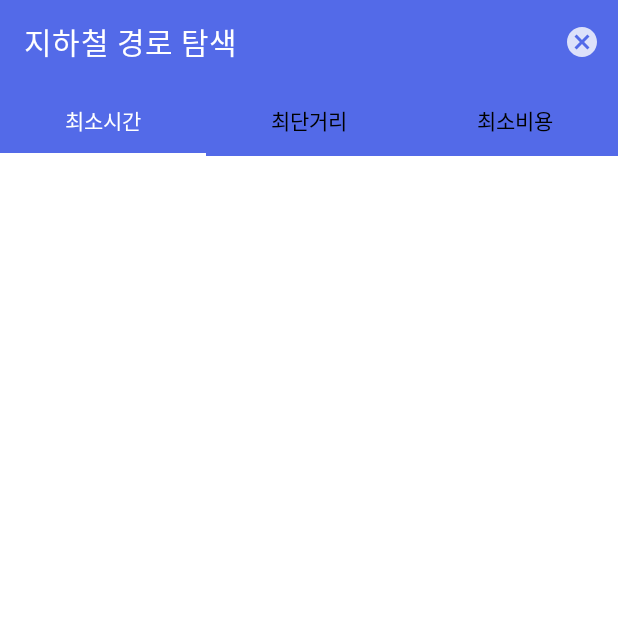
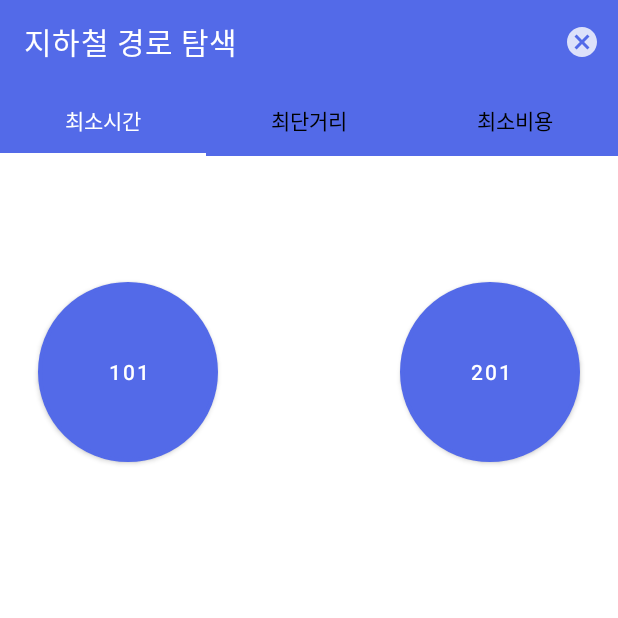
Before and after one commit to MJUTeamProject2021/MyongSubway, an Android app: the MinTimePathFragment screen opened directly, with no data from a screen before it, on a phone screen of 412 x 824 dp, the top half of it. Run offline under Robolectric (Android 15) with nearby library versions, the phone set to English and light mode, and no system bars; 3 statements that could not run were skipped.

Commit message:
UI ver1.0 and add custom colors and change main color

```diff
--- a/app/src/main/java/com/example/myongsubway/MinCostPathFragment.java
+++ b/app/src/main/java/com/example/myongsubway/MinCostPathFragment.java
@@ -32,7 +32,7 @@ public class MinCostPathFragment extends Fragment {
     public View onCreateView(@NonNull LayoutInflater inflater, @Nullable ViewGroup container, @Nullable Bundle savedInstanceState) {
         View v = inflater.inflate(R.layout.fragment_min_cost_path, container, false);
 
-        textView = v.findViewById(R.id.fragment_report_line);
+        /*textView = v.findViewById(R.id.fragment_report_line);
         String output = "";
 
         int i;
@@ -41,7 +41,7 @@ public class MinCostPathFragment extends Fragment {
         }
         output += "총 비용 : " + minCostPath.get(i);
 
-        textView.setText(output);
+        textView.setText(output);*/
 
 
         return v;
--- a/app/src/main/java/com/example/myongsubway/MinDistancePathFragment.java
+++ b/app/src/main/java/com/example/myongsubway/MinDistancePathFragment.java
@@ -32,7 +32,7 @@ public class MinDistancePathFragment extends Fragment {
     public View onCreateView(@NonNull LayoutInflater inflater, @Nullable ViewGroup container, @Nullable Bundle savedInstanceState) {
         View v = inflater.inflate(R.layout.fragment_min_distance_path, container, false);
 
-        textView = v.findViewById(R.id.fragment_report_line);
+        /*textView = v.findViewById(R.id.fragment_report_line);
         String output = "";
 
         int i;
@@ -41,7 +41,7 @@ public class MinDistancePathFragment extends Fragment {
         }
         output += "총 비용 : " + minDistancePath.get(i);
 
-        textView.setText(output);
+        textView.setText(output);*/
 
         return v;
     }
--- a/app/src/main/java/com/example/myongsubway/MinTimePathFragment.java
+++ b/app/src/main/java/com/example/myongsubway/MinTimePathFragment.java
@@ -32,7 +32,7 @@ public class MinTimePathFragment extends Fragment {
     public View onCreateView(@NonNull LayoutInflater inflater,@Nullable ViewGroup container, @Nullable Bundle savedInstanceState) {
         View v =  inflater.inflate(R.layout.fragment_min_time_path, container, false);
 
-        textView = v.findViewById(R.id.fragment_report_line);
+        /*textView = v.findViewById(R.id.fragment_report_line);
         String output = "";
 
         int i;
@@ -41,7 +41,7 @@ public class MinTimePathFragment extends Fragment {
         }
         output += "총 비용 : " + minTimePath.get(i);
 
-        textView.setText(output);
+        textView.setText(output);*/
 
         return v;
     }
--- a/app/src/main/res/layout/fragment_min_time_path.xml
+++ b/app/src/main/res/layout/fragment_min_time_path.xml
@@ -1,18 +1,43 @@
 <?xml version="1.0" encoding="utf-8"?>
-<androidx.constraintlayout.widget.ConstraintLayout
-    xmlns:android="http://schemas.android.com/apk/res/android"
+<LinearLayout xmlns:android="http://schemas.android.com/apk/res/android"
     xmlns:app="http://schemas.android.com/apk/res-auto"
     android:layout_width="match_parent"
-    android:layout_height="match_parent">
+    android:layout_height="match_parent"
+    android:orientation="vertical">
 
-    <TextView
-        android:id="@+id/fragment_report_line"
-        android:layout_width="wrap_content"
-        android:layout_height="wrap_content"
-        android:text="min_time_path"
-        android:textSize="50dp"
-        app:layout_constraintBottom_toBottomOf="parent"
-        app:layout_constraintTop_toTopOf="parent"
-        app:layout_constraintRight_toRightOf="parent"
-        app:layout_constraintLeft_toLeftOf="parent"/>
-</androidx.constraintlayout.widget.ConstraintLayout>
+    <RelativeLayout
+        android:layout_width="match_parent"
+        android:layout_height="match_parent"
+        android:layout_weight="3">
+
+        <Button
+            android:layout_width="120dp"
+            android:layout_height="120dp"
+            android:id="@+id/departureButton"
+            android:text="101"
+            android:background="@drawable/round_button"
+            android:layout_marginLeft="25dp"
+            android:layout_alignParentLeft="true"
+            android:layout_centerVertical="true"/>
+
+        <Button
+            android:layout_width="120dp"
+            android:layout_height="120dp"
+            android:id="@+id/arrivalButton"
+            android:text="201"
+            android:background="@drawable/round_button"
+            android:layout_marginRight="25dp"
+            android:layout_alignParentRight="true"
+            android:layout_centerVertical="true"/>
+
+    </RelativeLayout>
+
+    <RelativeLayout
+        android:layout_width="match_parent"
+        android:layout_height="match_parent"
+        android:layout_weight="2">
+
+    </RelativeLayout>
+
+
+</LinearLayout>
```
Also changed, not shown: app/src/main/java/com/example/myongsubway/StationReportFragment.java (+10 -9 lines), app/src/main/res/layout/activity_main.xml (+9 -9 lines), app/src/main/res/values/colors.xml (+26 -0 lines).
